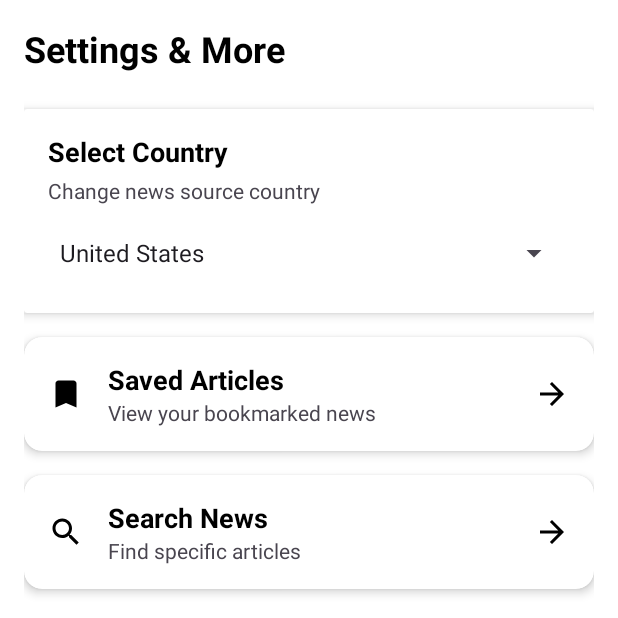
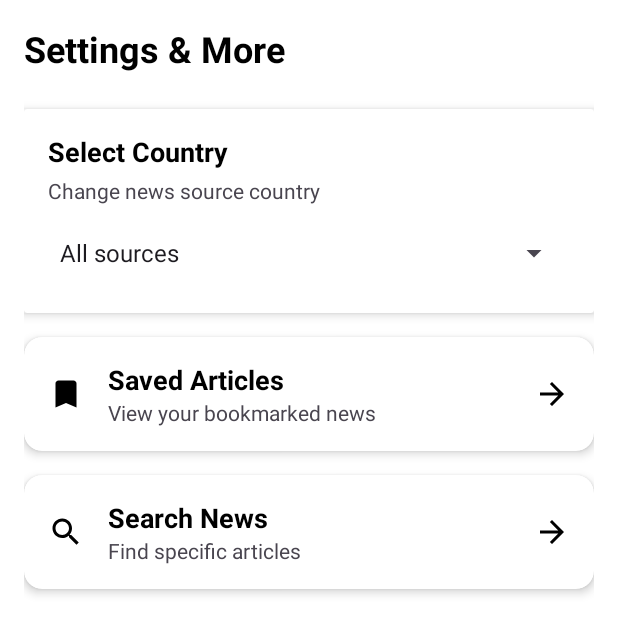
Before and after one commit to gwynplainee/AndroidFinalProject, an Android app: the MoreFragment screen opened through its navigation route, on a phone screen of 412 x 824 dp, the top half of it. Run offline under Robolectric (Android 15) with nearby library versions, the phone set to English and light mode, and no system bars.

Commit message:
worked with categories and changed country to sources and now it works

```diff
--- a/app/src/main/java/com/example/androidfinal/core/data/api/ApiService.kt
+++ b/app/src/main/java/com/example/androidfinal/core/data/api/ApiService.kt
@@ -7,7 +7,7 @@ import retrofit2.http.Query
 interface ApiService {
     @GET("v2/top-headlines")
     suspend fun getNewsArticles(
-        @Query("country") country: String,
+        @Query("sources") source: String?,
         @Query("category") category: String?,
 //        @Query("q") query: String,
         @Query("apiKey") apiKey: String
--- a/app/src/main/java/com/example/androidfinal/core/data/repositories/NewsRepository.kt
+++ b/app/src/main/java/com/example/androidfinal/core/data/repositories/NewsRepository.kt
@@ -18,9 +18,18 @@ class NewsRepository(
     val newsStream: Flow<List<NewsArticleEntity>> = newsDao.getAllArticles()
     val savedNewsStream: Flow<List<SavedArticleEntity>> = savedArticlesDao.getAllSavedArticles()
 
-    suspend fun fetchAndCacheNews(country: String, category: String, apiKey: String) {
+    suspend fun fetchAndCacheNews(source: String?, category: String?, apiKey: String) {
         try{
-            val response = ApiClient.apiService.getNewsArticles(country, category, apiKey)
+            val apiCategory = if (!source.isNullOrEmpty()) null else category
+            val apiSource = source?.ifEmpty { null }
+
+            Log.d("NewsRepository", "Fetching -> Source: $apiSource, Category: $apiCategory")
+            val response = apiService.getNewsArticles(
+                source = apiSource,
+                category = apiCategory,
+                apiKey = apiKey
+            )
+                //ApiClient.apiService.getNewsArticles(source, category = if (source == null) category else null, apiKey)
 
             if(response.status == "ok"){
                 val entities = response.articles.map { article -> NewsArticleEntity(
--- a/app/src/main/java/com/example/androidfinal/core/ui/adapter/CategoryAdapter.kt
+++ b/app/src/main/java/com/example/androidfinal/core/ui/adapter/CategoryAdapter.kt
@@ -1,18 +1,20 @@
 package com.example.androidfinal.core.ui.adapter
 
 import android.graphics.Color
+import android.graphics.Typeface
 import android.provider.CalendarContract
 import android.view.LayoutInflater
 import android.view.View
 import android.view.ViewGroup
 import android.widget.TextView
+import android.widget.Toast
 import androidx.appcompat.view.menu.MenuView
 import androidx.cardview.widget.CardView
 import androidx.recyclerview.widget.RecyclerView
 import com.example.androidfinal.R
+import com.google.android.material.card.MaterialCardView
 
-class CategoryAdapter(private val categories: List<String>, private val onCategoryClick: (String) -> Unit) : RecyclerView.Adapter<CategoryAdapter.CategoryViewHolder>(){
-    private var selectedPosition = 0
+class CategoryAdapter(private val categories: List<String>, private var selectedCategory: String, private var isSourceSelected: Boolean, private val onCategoryClick: (String) -> Unit) : RecyclerView.Adapter<CategoryAdapter.CategoryViewHolder>(){
     override fun onCreateViewHolder(
         parent: ViewGroup,
         viewType: Int
@@ -25,38 +27,62 @@ class CategoryAdapter(private val categories: List<String>, private val onCatego
         holder: CategoryViewHolder,
         position: Int
     ) {
-        holder.bind(categories[position],position)
+        holder.bind(categories[position])
     }
 
     override fun getItemCount(): Int {
         return categories.size
     }
 
+    fun updateSourceState(sourceSelected: Boolean) {
+        this.isSourceSelected = sourceSelected
+        notifyDataSetChanged()
+    }
+
     inner class CategoryViewHolder(itemView: View) : RecyclerView.ViewHolder(itemView){
         val categoryText: TextView = itemView.findViewById(R.id.category_text)
         val categoryCard: CardView = itemView.findViewById(R.id.category_card)
 
-        fun bind(category: String, position: Int){
+        fun bind(category: String){
             categoryText.text = category
+            val cardView = itemView.findViewById<MaterialCardView>(R.id.category_card)
 
-            if(selectedPosition == position){
-                categoryCard.setCardBackgroundColor(Color.DKGRAY)
-                categoryText.setTextColor(Color.WHITE)
+            if (isSourceSelected){
+                cardView.setCardBackgroundColor(Color.parseColor("#FFCDD2"))
+                categoryText.setTextColor(Color.RED)
+                cardView.strokeColor = Color.RED
+            }else{
+                cardView.setCardBackgroundColor(Color.WHITE)
+                if(category.equals(selectedCategory, ignoreCase = true)){
+                    categoryCard.setCardBackgroundColor(Color.DKGRAY)
+                    categoryText.setTextColor(Color.WHITE)
+                    categoryText.setTypeface(null, Typeface.BOLD)
+                    cardView.strokeColor = Color.GRAY
 
-            }else{
-                categoryCard.setCardBackgroundColor(Color.WHITE)
-                categoryCard.setCardBackgroundColor(Color.DKGRAY)
+                }else{
+                    categoryCard.setCardBackgroundColor(Color.WHITE)
+                    categoryText.setTextColor(Color.DKGRAY)
+                    categoryText.setTypeface(null, Typeface.NORMAL)
+                    cardView.strokeColor = Color.DKGRAY
+                    cardView.strokeWidth = 4
+
+
+                }
             }
 
+
             itemView.setOnClickListener {
-                val previousPosition = selectedPosition
-                selectedPosition =bindingAdapterPosition
-
-                notifyItemChanged(previousPosition)
-                notifyItemChanged(selectedPosition)
-                onCategoryClick(category)
+                if (!isSourceSelected) {
+                    selectedCategory = category
+                    notifyDataSetChanged()
+                    onCategoryClick(category)
+                } else {
+                    Toast.makeText(itemView.context, "Category is disabled when a specific Source is selected", Toast.LENGTH_SHORT).show()
+                }
             }
         }
     }
 
+
+
 }
--- a/app/src/main/java/com/example/androidfinal/core/ui/fragments/BookmarksFragment.kt
+++ b/app/src/main/java/com/example/androidfinal/core/ui/fragments/BookmarksFragment.kt
@@ -101,7 +101,7 @@ class BookmarksFragment : Fragment(), OnSavedArticleClickListener {
             override fun onSwiped(viewHolder: RecyclerView.ViewHolder, direction: Int) {
                 val position = viewHolder.bindingAdapterPosition
                 val adapter = recyclerView.adapter as SavedNewsAdapter
-                if(adapter != null && position != RecyclerView.NO_POSITION){
+                if(position != RecyclerView.NO_POSITION){
                     val articleToDelete = adapter.getArticleAt(position)
                     viewModel.deleteArticle(articleToDelete)
 
--- a/app/src/main/java/com/example/androidfinal/core/ui/fragments/HomeFragment.kt
+++ b/app/src/main/java/com/example/androidfinal/core/ui/fragments/HomeFragment.kt
@@ -35,6 +35,8 @@ class HomeFragment : Fragment(), OnArticleClickListener {
         HomeViewModelFactory(app.repository, app.preferencesManager)
     }
 
+    private lateinit var categoryAdapter: CategoryAdapter
+
     override fun onViewCreated(view: View, savedInstanceState: Bundle?) {
         super.onViewCreated(view, savedInstanceState)
 
@@ -64,6 +66,20 @@ class HomeFragment : Fragment(), OnArticleClickListener {
         return inflater.inflate(R.layout.fragment_home, container, false)
     }
 
+    override fun onResume() {
+        super.onResume()
+        val app = requireActivity().application as NewsApplication
+        val isSourceActive = !app.preferencesManager.getSource().isNullOrEmpty()
+
+        if (::categoryAdapter.isInitialized) {
+            categoryAdapter.updateSourceState(isSourceActive)
+        }
+        if (app.preferencesManager.hasPreferencesChanged()) {
+            viewModel.refreshNewsFromNetworkIfNeeded()
+            app.preferencesManager.setPreferencesChanged(false)
+        }
+    }
+
     private fun setupCategoryRecycler() {
         val categoryList = listOf("General", "Business", "Entertainment", "Health", "Science", "Sports", "Technology")
 
@@ -72,12 +88,22 @@ class HomeFragment : Fragment(), OnArticleClickListener {
         navRecyclerView.layoutManager =
             LinearLayoutManager(requireContext(), LinearLayoutManager.HORIZONTAL, false)
 
-        val categoryAdapter = CategoryAdapter(categoryList) { selectedCategory ->
+        val app = requireActivity().application as NewsApplication
+
+
+        val currentSavedCategory = app.preferencesManager.getCategory()
+        val currentSource = app.preferencesManager.getSource()
+
+        val isSourceActive = !currentSource.isNullOrEmpty()
+
+        categoryAdapter = CategoryAdapter(categoryList, currentSavedCategory, isSourceActive) { selectedCategory ->
             viewModel.refreshNews(selectedCategory)
         }
 
         navRecyclerView.adapter = categoryAdapter
     }
+
+
 
     override fun onArticleClicked(article: NewsArticleEntity) {
         val action = HomeFragmentDirections.actionHomeFragmentToDetailFragment(article)
--- a/app/src/main/java/com/example/androidfinal/core/ui/fragments/MoreFragment.kt
+++ b/app/src/main/java/com/example/androidfinal/core/ui/fragments/MoreFragment.kt
@@ -38,60 +38,56 @@ class MoreFragment : Fragment() {
             HomeViewModelFactory(app.repository, app.preferencesManager)
         )[HomeViewModel::class.java]
 
-        setupCountrySpinner(view)
+        setupSourceSpinner(view)
         setupBookmarksNavigation(view)
         setupSearchNavigation(view)
     }
 
-    private fun setupCountrySpinner(view: View) {
-        val countrySpinner: Spinner = view.findViewById(R.id.country_spinner)
+    private fun setupSourceSpinner(view: View) {
+        val sourceSpinner: Spinner = view.findViewById(R.id.country_spinner)
         val app = requireActivity().application as NewsApplication
 
-        val countryData = listOf(
-            "United States" to "us",
-            "Canada" to "ca",
-            "Australia" to "au",
-            "India" to "in",
-            "Germany" to "de",
-            "France" to "fr",
-            "Japan" to "jp",
-            "South Korea" to "kr",
-            "Russia" to "ru",
-            "China" to "cn",
-            "Brazil" to "br",
-            "Mexico" to "mx",
-            "Italy" to "it",
-            "Spain" to "es"
+        val sourceData = listOf(
+            "All sources" to null,
+            "BBC News" to "bbc-news",
+            "ABC News" to "abc-news",
+            "ESPN" to "espn",
+            "Bloomberg" to "bloomberg",
+            "Fox News" to "fox-news",
+            "IGN" to "ign",
+            "TechCrunch" to "techcrunch",
+            "The Verge" to "the-verge"
         )
 
-        val countryNames = countryData.map { it.first }
-        val countryCodes = countryData.map { it.second }
+        val sourceNames = sourceData.map { it.first }
+        val sourceCodes = sourceData.map { it.second }
 
-        val adapter = ArrayAdapter(requireContext(), android.R.layout.simple_spinner_item, countryNames)
+        val adapter = ArrayAdapter(requireContext(), android.R.layout.simple_spinner_item, sourceNames)
         adapter.setDropDownViewResource(android.R.layout.simple_spinner_dropdown_item)
-        countrySpinner.adapter = adapter
+        sourceSpinner.adapter = adapter
 
-        val currentCountry = app.preferencesManager.getCountry()
-        val currentIndex = countryCodes.indexOf(currentCountry)
+        val currentSource = app.preferencesManager.getSource()
+        val currentIndex = sourceCodes.indexOf(currentSource)
         if (currentIndex != -1) {
-            countrySpinner.setSelection(currentIndex)
+            sourceSpinner.setSelection(currentIndex)
         }
 
-        countrySpinner.onItemSelectedListener = object : AdapterView.OnItemSelectedListener {
+        sourceSpinner.onItemSelectedListener = object : AdapterView.OnItemSelectedListener {
             override fun onItemSelected(parent: AdapterView<*>?, view: View?, position: Int, id: Long) {
-                val selectedCountryCode = countryCodes[position]
-                val previousCountry = app.preferencesManager.getCountry()
+                val selectedSourceCode = sourceCodes[position]
+                val previousSource = app.preferencesManager.getSource()
 
-                if (selectedCountryCode != previousCountry) {
-                    app.preferencesManager.saveCountry(selectedCountryCode)
+                if (selectedSourceCode != previousSource) {
+                    app.preferencesManager.saveSource(selectedSourceCode)
+                    app.preferencesManager.setPreferencesChanged(true)
 
                     Toast.makeText(
                         requireContext(),
-                        "News source changed to: ${countryNames[position]}",
+                        "News source changed to: ${sourceNames[position]}",
                         Toast.LENGTH_SHORT
                     ).show()
 
-                    homeViewModel.refreshNewsForCountry()
+                    homeViewModel.refreshNewsForSource()
                 }
             }
 
--- a/app/src/main/java/com/example/androidfinal/core/ui/viewmodel/HomeViewModel.kt
+++ b/app/src/main/java/com/example/androidfinal/core/ui/viewmodel/HomeViewModel.kt
@@ -4,7 +4,6 @@ import androidx.lifecycle.ViewModel
 import androidx.lifecycle.viewModelScope
 //import com.example.androidfinal.BuildConfig
 //import com.example.androidfinal.BuildConfig.NEWS_API_KEY
-import com.example.androidfinal.core.data.db.NewsArticleEntity
 import com.example.androidfinal.core.data.repositories.NewsRepository
 import com.example.androidfinal.core.ui.state.HomeUiState
 import com.example.androidfinal.core.utils.Constants.NEWS_API_KEY
@@ -16,18 +15,16 @@ import kotlinx.coroutines.flow.MutableStateFlow
 import kotlinx.coroutines.flow.SharingStarted
 import kotlinx.coroutines.flow.StateFlow
 import kotlinx.coroutines.flow.asSharedFlow
-import kotlinx.coroutines.flow.asStateFlow
 import kotlinx.coroutines.flow.catch
 import kotlinx.coroutines.flow.flatMapLatest
 import kotlinx.coroutines.flow.map
 import kotlinx.coroutines.flow.onStart
 import kotlinx.coroutines.flow.stateIn
 import kotlinx.coroutines.launch
-import okhttp3.Dispatcher
 
 @OptIn(kotlinx.coroutines.ExperimentalCoroutinesApi::class)
 class HomeViewModel(private val repository: NewsRepository, private val preferencesManager: PreferencesManager) : ViewModel() {
-    private val _currentCategory = MutableStateFlow("general")
+    private val _currentCategory = MutableStateFlow(preferencesManager.getCategory())
     val uiState: StateFlow<HomeUiState> = _currentCategory.flatMapLatest { category -> repository.newsStream.map { articleEntities ->
         if(articleEntities.isEmpty()){
             HomeUiState.Loading
@@ -44,8 +41,10 @@ class HomeViewModel(private val repository: NewsRepository, private val preferen
 
 
     fun refreshNews(category: String){
-        if(_currentCategory.value != category){
-            _currentCategory.value = category
+        val lowerCategory = category.lowercase()
+        if(_currentCategory.value != lowerCategory){
+            preferencesManager.savecategory(lowerCategory)
+            _currentCategory.value = lowerCategory
         }else{
             refreshNewsFromNetwork(category)
         }
@@ -53,13 +52,17 @@ class HomeViewModel(private val repository: NewsRepository, private val preferen
     }
 
     fun refreshNewsFromNetwork(category: String){
-        val country = preferencesManager.getCountry()
+        val source = preferencesManager.getSource()
+        val apiCategory = if (!source.isNullOrEmpty()) null else category
         viewModelScope.launch (Dispatchers.IO){
-            repository.fetchAndCacheNews(country,category,NEWS_API_KEY)
+            repository.fetchAndCacheNews(source,apiCategory,NEWS_API_KEY)
         }
     }
 
-    fun refreshNewsForCountry() {
+    fun refreshNewsFromNetworkIfNeeded() {
+        refreshNewsFromNetwork(_currentCategory.value)
+    }
+    fun refreshNewsForSource() {
         refreshNews(_currentCategory.value)
     }
 
--- a/app/src/main/java/com/example/androidfinal/core/utils/PreferencesManager.kt
+++ b/app/src/main/java/com/example/androidfinal/core/utils/PreferencesManager.kt
@@ -8,15 +8,33 @@ class PreferencesManager(context: Context) {
         context.getSharedPreferences("news_prefs", Context.MODE_PRIVATE)
 
     companion object {
-        private const val KEY_COUNTRY = "selected_country"
-        private const val DEFAULT_COUNTRY = "us"
+        private const val KEY_SOURCE = "selected_source"
+
+        private const val KEY_CATEGORY = "selected_category"
+        private const val DEFAULT_CATEGORY = "general"
     }
 
-    fun saveCountry(countryCode: String) {
-        prefs.edit().putString(KEY_COUNTRY, countryCode).apply()
+    fun saveSource(sourceCode: String?) {
+        prefs.edit().putString(KEY_SOURCE, sourceCode).apply()
     }
 
-    fun getCountry(): String {
-        return prefs.getString(KEY_COUNTRY, DEFAULT_COUNTRY) ?: DEFAULT_COUNTRY
+    fun getSource(): String? {
+        return prefs.getString(KEY_SOURCE, null)
+    }
+
+    fun savecategory(category: String){
+        prefs.edit().putString(KEY_CATEGORY, category.lowercase()).apply()
+    }
+
+    fun getCategory(): String{
+        return prefs.getString(KEY_CATEGORY, DEFAULT_CATEGORY)?: DEFAULT_CATEGORY
+    }
+
+    fun setPreferencesChanged(changed: Boolean) {
+        prefs.edit().putBoolean("prefs_changed", changed).apply()
+    }
+
+    fun hasPreferencesChanged(): Boolean {
+        return prefs.getBoolean("prefs_changed", false)
     }
 }
--- a/app/src/main/res/layout/fragment_home.xml
+++ b/app/src/main/res/layout/fragment_home.xml
@@ -35,7 +35,8 @@
             app:layout_constraintStart_toStartOf="parent"
             app:layout_constraintEnd_toEndOf="parent"
             tools:listitem="@layout/item_category"
-            android:layout_marginTop="16dp"/>
+            android:layout_marginVertical="8dp"
+            android:paddingVertical="8dp"/>
 
 
         <androidx.recyclerview.widget.RecyclerView
```
Also changed, not shown: app/src/main/res/layout/item_category.xml (+5 -3 lines).
